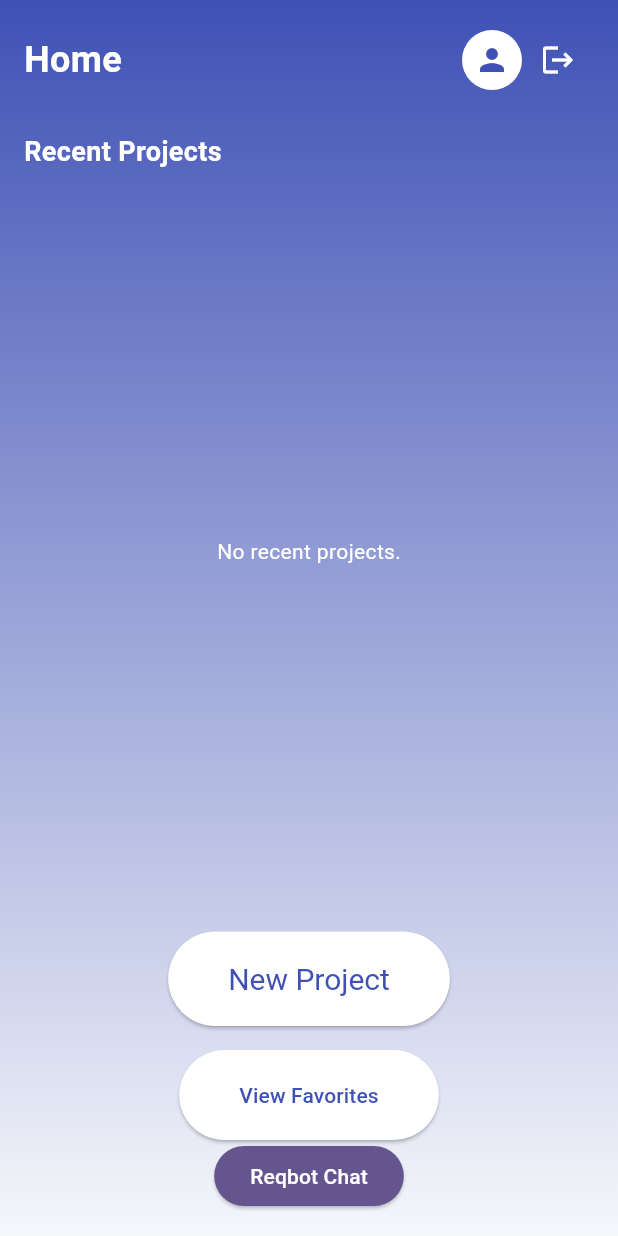
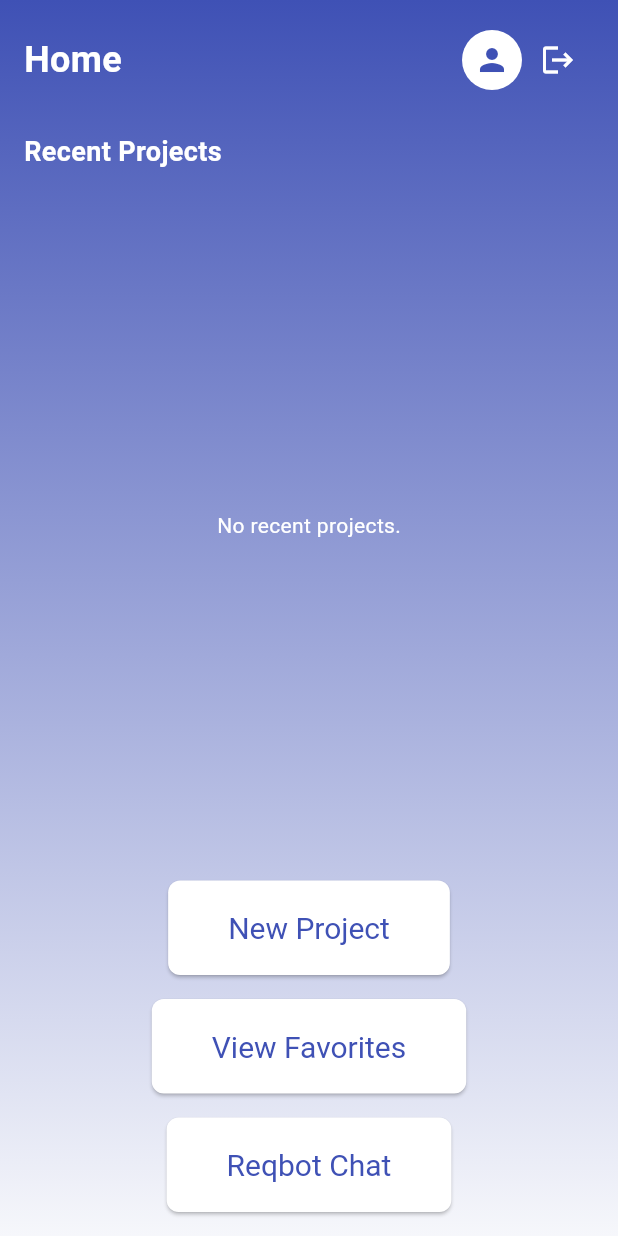
Before and after one commit to lailanabill/mobileproject, a Flutter app: the HomeScreen screen opened by its route, on a phone screen of 412 x 824 dp. Run offline on Flutter 3.47's test engine with Material 3 defaults, Android fonts, the phone set to English and light mode, and no system bars; our stand-ins replace animate_do, file_picker, flutter_dotenv, google_generative_ai, permission_handler, speech_to_text and 2 more; missing offline and left inert: animated_introduction; accounts and stored records are empty.

Commit message:
fixing errrors

```diff
--- a/reqbot/lib/views/screens/home_screen.dart
+++ b/reqbot/lib/views/screens/home_screen.dart
@@ -160,8 +160,6 @@ class _HomeScreenState extends State<HomeScreen> {
                         _loadProjects()), // Reload projects after creating a new one
                     onViewFavorites: () =>
                         Navigator.pushNamed(context, '/FavoritesScreen'),
-                    onGoToMailPage: () =>
-                        Navigator.pushNamed(context, '/MailPage'),
                     onGoToChatPage: () => Navigator.pushNamed(
                       context,
                       '/ChatScreen',
--- a/reqbot/lib/views/widgets/home_action_buttons.dart
+++ b/reqbot/lib/views/widgets/home_action_buttons.dart
@@ -3,14 +3,12 @@ import 'package:flutter/material.dart';
 class HomeActionButtons extends StatelessWidget {
   final VoidCallback onNewProject;
   final VoidCallback onViewFavorites;
-  final VoidCallback onGoToMailPage;
   final VoidCallback onGoToChatPage;
 
   const HomeActionButtons({
     super.key,
     required this.onNewProject,
     required this.onViewFavorites,
-    required this.onGoToMailPage,
     required this.onGoToChatPage,
   });
 
@@ -18,6 +16,7 @@ class HomeActionButtons extends StatelessWidget {
   Widget build(BuildContext context) {
     return Center(
       child: Column(
+        mainAxisAlignment: MainAxisAlignment.center,
         children: [
           ElevatedButton(
             onPressed: onNewProject,
@@ -26,7 +25,9 @@ class HomeActionButtons extends StatelessWidget {
               padding: const EdgeInsets.symmetric(horizontal: 40, vertical: 20),
               textStyle: const TextStyle(
                 fontSize: 20,
-                color: Color(0xFF3F51B5),
+              ),
+              shape: RoundedRectangleBorder(
+                borderRadius: BorderRadius.circular(8.0),
               ),
             ),
             child: const Text(
@@ -40,15 +41,35 @@ class HomeActionButtons extends StatelessWidget {
             style: ElevatedButton.styleFrom(
               backgroundColor: Colors.white,
               padding: const EdgeInsets.symmetric(horizontal: 40, vertical: 20),
+              textStyle: const TextStyle(
+                fontSize: 20,
+              ),
+              shape: RoundedRectangleBorder(
+                borderRadius: BorderRadius.circular(8.0),
+              ),
             ),
             child: const Text(
               'View Favorites',
               style: TextStyle(color: Color(0xFF3F51B5)),
             ),
           ),
+          const SizedBox(height: 16),
           ElevatedButton(
             onPressed: onGoToChatPage,
-            child: const Text('Reqbot Chat'),
+            style: ElevatedButton.styleFrom(
+              backgroundColor: Colors.white,
+              padding: const EdgeInsets.symmetric(horizontal: 40, vertical: 20),
+              textStyle: const TextStyle(
+                fontSize: 20,
+              ),
+              shape: RoundedRectangleBorder(
+                borderRadius: BorderRadius.circular(8.0),
+              ),
+            ),
+            child: const Text(
+              'Reqbot Chat',
+              style: TextStyle(color: Color(0xFF3F51B5)),
+            ),
           ),
         ],
       ),
```
